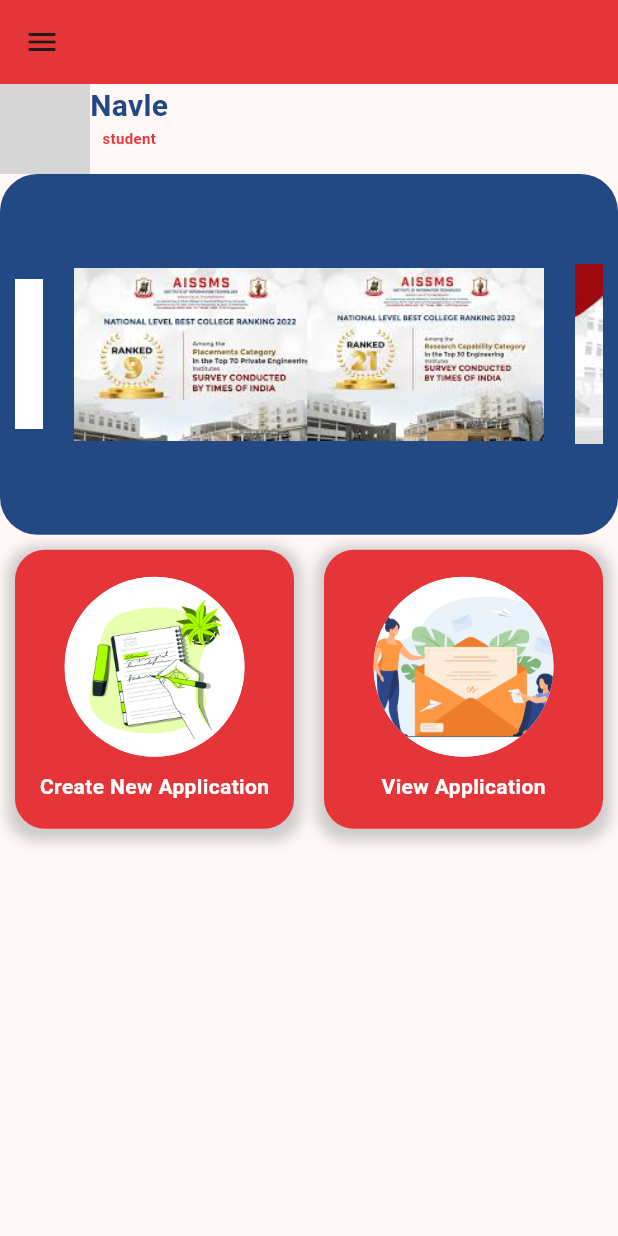
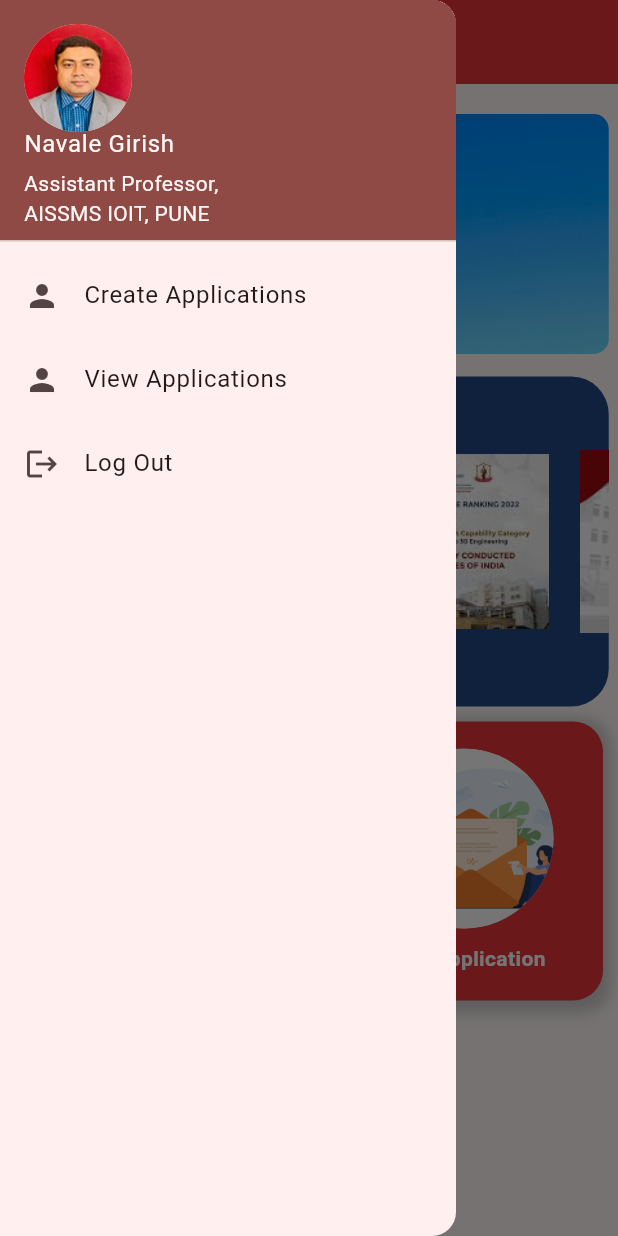
Before and after one commit to Yogesh3052/Perfomance_Based_Assesment_System, a Flutter app: the screen it shows after launch, with the side drawer open (before the commit the screen has no drawer), on a phone screen of 412 x 824 dp. Run offline on Flutter 3.47's test engine with Material 2 defaults, Android fonts, the phone set to English and light mode, and no system bars; drawn by our look-alikes of carousel_slider; our stand-ins replace animated_splash_screen, firebase_core, flutter_spinkit, page_transition; accounts and stored records are empty; grey boxes are pictures that could not be loaded.

Commit message:
Principal and faculty home done

```diff
--- a/pba/lib/pages/homePage.dart
+++ b/pba/lib/pages/homePage.dart
@@ -32,10 +32,40 @@
   Widget build(BuildContext context) {
     return Scaffold(
       appBar: AppBar(
-        // title: Text('Home'),
-        leading: Icon(Icons.menu),
+        title: Text('Home'),
         backgroundColor: Color.fromARGB(255, 230, 53, 56),
       ),
+      drawer: Drawer(
+          child: Column(
+        children: [
+          UserAccountsDrawerHeader(
+            accountName: Text("Navale Girish"),
+            accountEmail: const Text('Assistant Professor,\nAISSMS IOIT, PUNE'),
+            currentAccountPicture: CircleAvatar(
+              backgroundImage: AssetImage('asset/images/Navale.jpg'),
+            ),
+          ),
+          ListTile(
+            leading: const Icon(Icons.person),
+            title: const Text('Create Applications'),
+            onTap: () {
+              // Implement the action for the Profile Page button here
+            },
+          ),
+          ListTile(
+            leading: const Icon(Icons.person),
+            title: const Text('View Applications'),
+            onTap: () {
+              // Implement the action for the Profile Page button here
+            },
+          ),
+          ListTile(
+            leading: const Icon(Icons.logout),
+            title: const Text('Log Out'),
+            onTap: () {},
+          ),
+        ],
+      )),
       body: Column(
         children: <Widget>[
           // Container(
@@ -43,41 +73,65 @@
           //   child:
           //       Image.asset('asset/images/hlogo.png'), // Replace with your logo
           // ),
-          Container(
-            alignment: Alignment.centerLeft,
+          SizedBox(
+            height: 20,
+          ),
+          Center(
+            child: Container(
+              width: MediaQuery.of(context).size.width * 0.97,
+              padding: const EdgeInsets.symmetric(horizontal: 16, vertical: 30),
+              decoration: BoxDecoration(
+                  image: const DecorationImage(
+                    image: AssetImage(
+                        'asset/images/bluebackground.jpg'), // Replace 'background_image.jpg' with the actual image path in your assets.
+                    fit: BoxFit
+                        .cover, // Adjust the fit type according to your requirement.
+                  ),
+                  borderRadius: BorderRadius.circular(10)),
               child: Row(
+                mainAxisAlignment: MainAxisAlignment.center,
+                crossAxisAlignment: CrossAxisAlignment.center,
+                children: [
+                  CircleAvatar(
+                    radius: 50,
+                    backgroundImage: AssetImage('asset/images/Navale.jpg'),
+                  ),
+                  const SizedBox(width: 16),
+                  Expanded(
+                    child: Column(
+                      mainAxisAlignment: MainAxisAlignment.center,
                       crossAxisAlignment: CrossAxisAlignment.start,
                       children: [
-                SizedBox(height: 10.0),
-                CircleAvatar(
-                  radius: 30.0,
-                  backgroundColor: Colors.white,
-                  backgroundImage: AssetImage(
-                    'asset/images/symbol0.jpg',
+                        Text(
+                          'Navale Girish',
+                          style: const TextStyle(
+                            color: Colors.white,
+                            fontSize: 24,
+                            fontWeight: FontWeight.bold,
                           ),
                         ),
-                SizedBox(height: 10.0),
-                Column(
-                  children: [
-                    Text('Navle',
-                        style: TextStyle(
-                          fontSize: 20.0,
-                          fontWeight: FontWeight.bold,
-                          color: Color.fromARGB(255, 35, 73, 132),
-                        )),
-                    Text('${widget.role}',
-                        style: TextStyle(
-                          fontSize: 10.0,
-                          fontWeight: FontWeight.bold,
-                          color: Color.fromARGB(255, 230, 53, 56),
-                        )),
-                  ],
+                        Text(
+                          'Assistant Professor,\nAISSMS IOIT, PUNE',
+                          style: const TextStyle(
+                            color: Colors.white,
+                            fontSize: 18,
+                          ),
                         ),
                       ],
                     ),
                   ),
+                ],
+              ),
+            ),
+          ),
+
+          SizedBox(
+            height: 15,
+          ),
+
           Container(
-            padding: const EdgeInsets.all(10),
+            height: 220,
+            width: MediaQuery.of(context).size.width * 0.97,
             decoration: BoxDecoration(
                 color: Color.fromARGB(255, 35, 73, 132),
                 borderRadius: BorderRadius.circular(25.0)),
--- a/pba/lib/pages/principalHome.dart
+++ b/pba/lib/pages/principalHome.dart
@@ -1,6 +1,7 @@
 import 'package:flutter/material.dart';
 import 'package:carousel_slider/carousel_slider.dart';
 import 'package:flutter/services.dart';
+import 'package:pba/pages/department.dart';
 
 class PrincipalHome extends StatefulWidget {
   const PrincipalHome({super.key});
@@ -11,8 +12,11 @@
 
 class _PrincipalHomeState extends State<PrincipalHome> {
   List<Widget> imageList = [
-    Image.asset('asset/images/aissms-ioit-logo (1).png'),
-    Image.asset('asset/images/Logo.jpg'),
+    Image.asset('asset/coursel/c1.jpeg'),
+    Image.asset('asset/coursel/c2.jpeg'),
+    Image.asset('asset/coursel/c3.jpeg'),
+    Image.asset('asset/coursel/c4.jpeg'),
+    Image.asset('asset/coursel/c5.png'),
 
     // Add more images or widgets as needed.
   ];
@@ -39,6 +43,8 @@
             leading: const Icon(Icons.person),
             title: const Text('Departments'),
             onTap: () {
+              Navigator.push(context,
+                  MaterialPageRoute(builder: (context) => Departments()));
               // Implement the action for the Profile Page button here
             },
           ),
@@ -108,12 +114,7 @@
               height: 270,
               width: MediaQuery.of(context).size.width * 0.97,
               decoration: BoxDecoration(
-                  image: const DecorationImage(
-                    image: AssetImage(
-                        'asset/images/background21.jpg'), // Replace 'background_image.jpg' with the actual image path in your assets.
-                    fit: BoxFit
-                        .cover, // Adjust the fit type according to your requirement.
-                  ),
+                  color: Color.fromARGB(255, 35, 73, 132),
                   borderRadius: BorderRadius.circular(15)),
               child: Column(
                 children: [
```
Also changed, not shown: pba/asset/images/Navale.jpg (added). Lines whose indentation alone changed are shown as unchanged.
